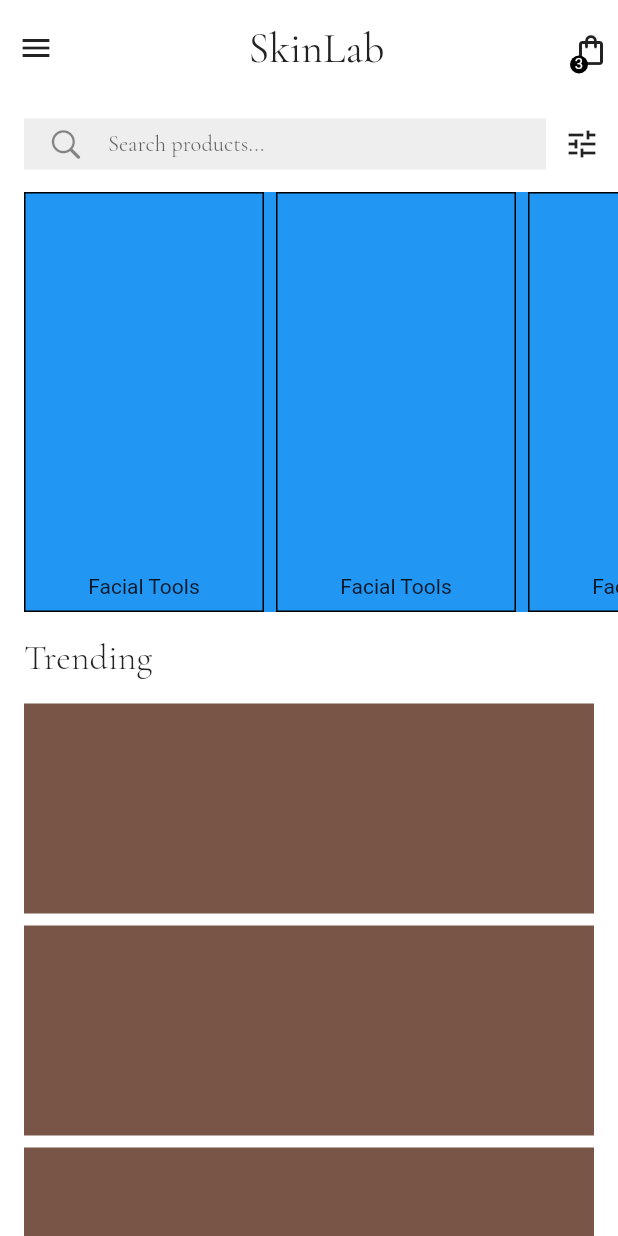
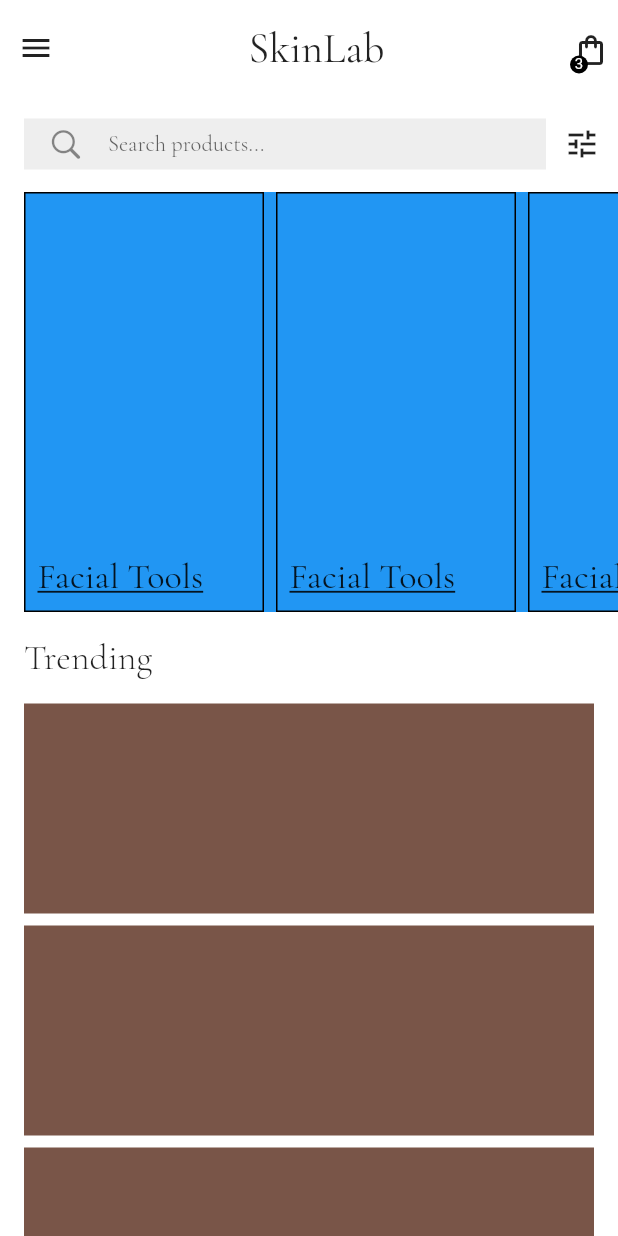
Before and after one commit to JAICHANGPARK/flutter_notebook_chapter_21, a Flutter app: the screen it shows after launch, on a phone screen of 412 x 824 dp. Run offline on Flutter 3.47's test engine with Material 2 defaults, Android fonts, the phone set to English and light mode, and no system bars; our stand-ins replace badges, dots_indicator, fl_chart, flutter_riverpod, google_fonts; missing offline and left inert: candlesticks.

Commit message:
Update skin_care_main_page.dart

```diff
--- a/lib/ep1244_skin_care_app/src/ui/skin_care_main_page.dart
+++ b/lib/ep1244_skin_care_app/src/ui/skin_care_main_page.dart
@@ -128,6 +128,7 @@ class _SkinCareMainPageState extends State<SkinCareMainPage> {
                             margin: EdgeInsets.only(right: 8),
                             decoration: BoxDecoration(border: Border.all()),
                             child: Column(
+                              crossAxisAlignment: CrossAxisAlignment.start,
                               children: [
                                 Expanded(
                                     child: Container(
@@ -137,6 +138,10 @@ class _SkinCareMainPageState extends State<SkinCareMainPage> {
                                   padding: const EdgeInsets.all(8.0),
                                   child: Text(
                                     "Facial Tools",
+                                    style: GoogleFonts.cormorantGaramond(
+                                      fontSize: 24,
+                                      decoration: TextDecoration.underline,
+                                    ),
                                   ),
                                 )
                               ],
```
